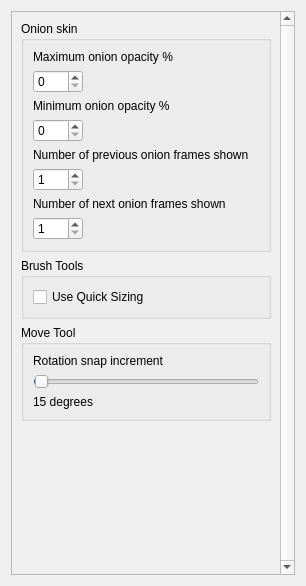
Qt form app/ui/toolspage.ui (pencil2d/pencil) before a commit.
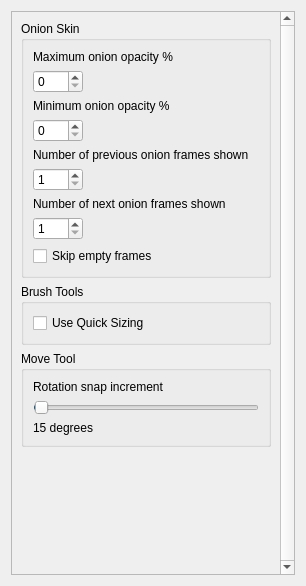
The same form after that commit.

Commit message:
Banish the onion skin mode selector to the preferences
Where it belongs!

Patch:
```diff
--- a/app/ui/toolspage.ui
+++ b/app/ui/toolspage.ui
@@ -33,15 +33,15 @@
        <rect>
         <x>0</x>
         <y>0</y>
-        <width>299</width>
-        <height>560</height>
+        <width>313</width>
+        <height>566</height>
        </rect>
       </property>
       <layout class="QVBoxLayout" name="verticalLayout_4">
        <item>
         <widget class="QGroupBox" name="onionSkinBox">
          <property name="title">
-          <string>Onion skin</string>
+          <string>Onion Skin</string>
          </property>
          <layout class="QVBoxLayout" name="lay">
           <item>
@@ -154,6 +154,13 @@
             </property>
            </widget>
           </item>
+          <item>
+           <widget class="QCheckBox" name="onionSkinMode">
+            <property name="text">
+             <string>Skip empty frames</string>
+            </property>
+           </widget>
+          </item>
          </layout>
         </widget>
        </item>
```
The commit also changes 5 other files.
